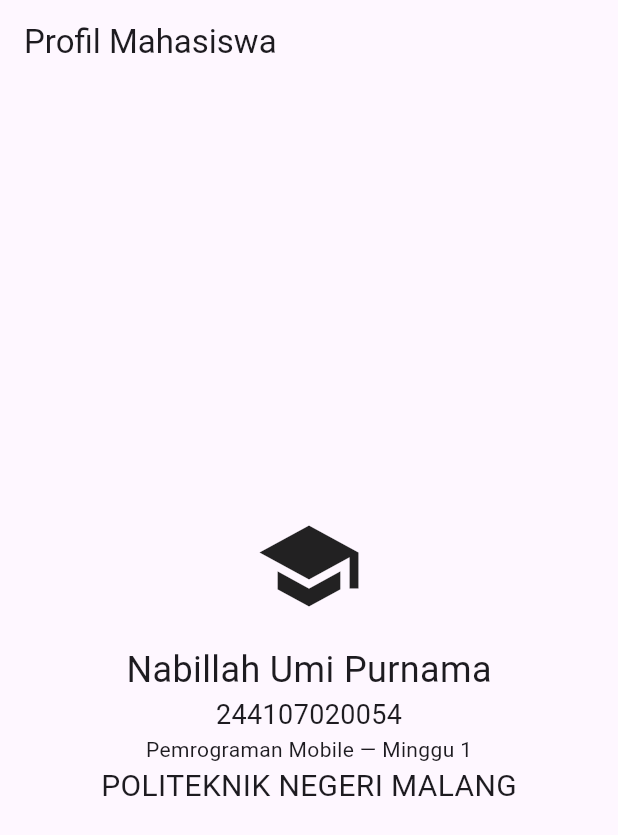
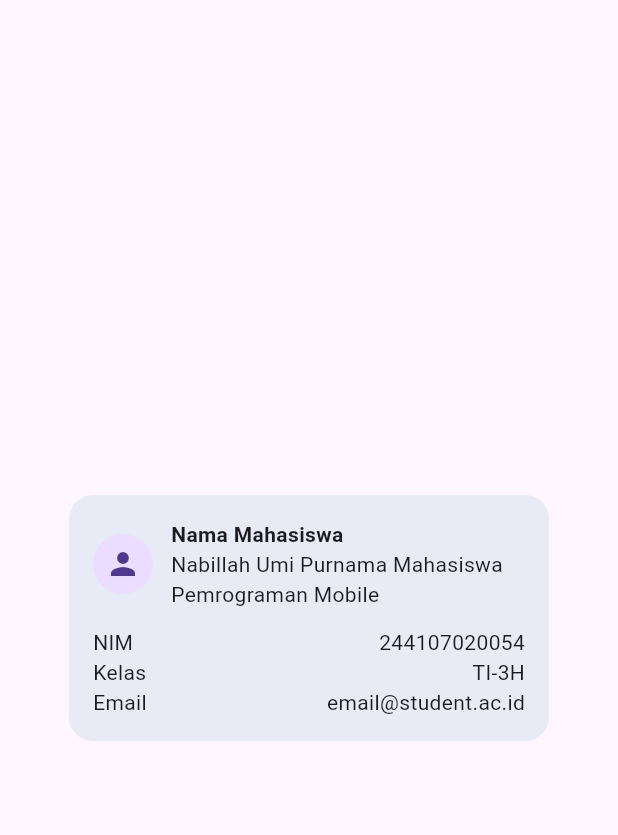
Before and after one commit to nabillahumi/244107020054-mobile-course, a Flutter app: the screen it shows after launch, on a phone screen of 412 x 824 dp. Shown: the top 835 px of the screen. Run offline on Flutter 3.47's test engine with Material 3 defaults, Android fonts, the light colour scheme and no system bars.

Commit message:
feat: add week 2 mobile development project 2

```diff
--- a/01-week-1-mobile-development-ecosystem-flutter-refresh/my_first_app/lib/main.dart
+++ b/01-week-1-mobile-development-ecosystem-flutter-refresh/my_first_app/lib/main.dart
@@ -4,33 +4,65 @@
 
 class MyApp extends StatelessWidget {
   const MyApp({super.key});
+
   @override
   Widget build(BuildContext context) {
-    return MaterialApp(
+    return const MaterialApp(
       debugShowCheckedModeBanner: false,
-
-      theme: ThemeData(
-        brightness: Brightness.light,
-      ),
-
-      darkTheme: ThemeData(
-        brightness: Brightness.dark,
-      ),
-
-      themeMode: ThemeMode.system,
       home: Scaffold(
-        appBar: AppBar(title: const Text('Profil Mahasiswa')),
-        body: const Center(
-          child: Column(mainAxisSize: MainAxisSize.min, children: [
-            Icon(Icons.school, size: 72),
-            SizedBox(height: 16),
-            Text('Nabillah Umi Purnama', style: TextStyle(fontSize: 24)),
-            Text('244107020054', style: TextStyle(fontSize: 18)),
-            Text('Pemrograman Mobile — Minggu 1'),
-            Text('POLITEKNIK NEGERI MALANG', style: TextStyle(fontSize: 20)),
-          ]),
-        ),
+        body: Center(child: ProfileCard()),
       ),
     );
   }
 }
+
+class ProfileCard extends StatelessWidget {
+  const ProfileCard({super.key});
+
+  @override
+  Widget build(BuildContext context) {
+    return Container(
+      width: 320,
+      padding: const EdgeInsets.all(16),
+      decoration: BoxDecoration(
+        color: Colors.indigo.shade50,
+        borderRadius: BorderRadius.circular(16),
+      ),
+      child: Column(
+        mainAxisSize: MainAxisSize.min,
+        children: [
+          Row(
+            children: [
+              const CircleAvatar(child: Icon(Icons.person)),
+              const SizedBox(width: 12),
+              Expanded(
+                child: Column(
+                  crossAxisAlignment: CrossAxisAlignment.start,
+                  children: const [
+                    Text('Nama Mahasiswa',
+                        style: TextStyle(fontWeight: FontWeight.bold)),
+                    Text('Nabillah Umi Purnama Mahasiswa Pemrograman Mobile'),
+                  ],
+                ),
+              ),
+            ],
+          ),
+          const SizedBox(height: 12),
+          const Row(children: [
+            Expanded(child: Text('NIM')),
+            Text('244107020054'),
+          ]),
+          const Row(children: [
+            Expanded(child: Text('Kelas')),
+            Text('TI-3H'),
+          ]),
+          const Row(
+            children: [
+              Expanded(child: Text('Email')),
+              Text('email@student.ac.id'),
+            ]),
+        ],
+      ),
+    );
+  }
+}
```
Also changed, not shown: 6 other files.
